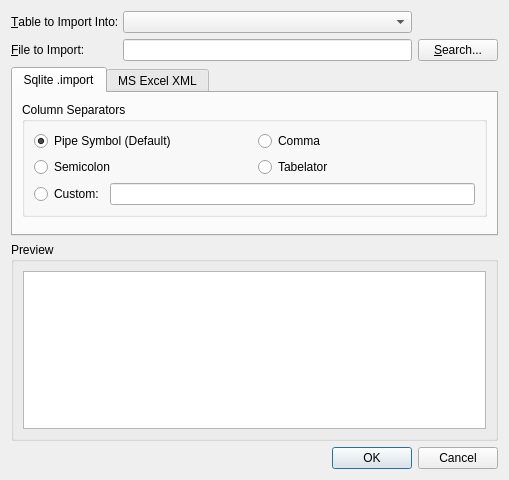
This is Sqliteman/sqliteman/importtabledialog.ui in iamkjg/sqliteman as Qt 5 draws it before an edit. The edited form follows.
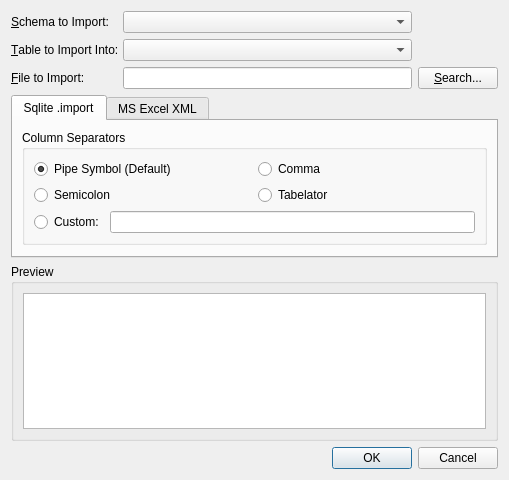
This is the edited form.

Commit message: #40: import action

```diff
--- a/Sqliteman/sqliteman/importtabledialog.ui
+++ b/Sqliteman/sqliteman/importtabledialog.ui
@@ -13,7 +13,7 @@
    <string>Data Import</string>
   </property>
   <layout class="QGridLayout" >
-   <item row="0" column="0" >
+   <item row="1" column="0" >
     <widget class="QLabel" name="label" >
      <property name="text" >
       <string>&amp;Table to Import Into:</string>
@@ -23,10 +23,10 @@
      </property>
     </widget>
    </item>
-   <item row="0" column="1" >
+   <item row="1" column="1" >
     <widget class="QComboBox" name="tableComboBox" />
    </item>
-   <item row="1" column="0" >
+   <item row="2" column="0" >
     <widget class="QLabel" name="label_2" >
      <property name="text" >
       <string>&amp;File to Import:</string>
@@ -36,17 +36,17 @@
      </property>
     </widget>
    </item>
-   <item row="1" column="1" >
+   <item row="2" column="1" >
     <widget class="QLineEdit" name="fileEdit" />
    </item>
-   <item row="1" column="2" >
+   <item row="2" column="2" >
     <widget class="QPushButton" name="fileButton" >
      <property name="text" >
       <string>&amp;Search...</string>
      </property>
     </widget>
    </item>
-   <item row="2" column="0" colspan="3" >
+   <item row="3" column="0" colspan="3" >
     <widget class="QTabWidget" name="tabWidget" >
      <property name="currentIndex" >
       <number>0</number>
@@ -144,7 +144,7 @@
      </widget>
     </widget>
    </item>
-   <item row="3" column="0" colspan="3" >
+   <item row="4" column="0" colspan="3" >
     <widget class="QGroupBox" name="groupBox_2" >
      <property name="title" >
       <string>Preview</string>
@@ -160,7 +160,7 @@
      </layout>
     </widget>
    </item>
-   <item row="4" column="0" colspan="3" >
+   <item row="5" column="0" colspan="3" >
     <widget class="QDialogButtonBox" name="buttonBox" >
      <property name="orientation" >
       <enum>Qt::Horizontal</enum>
@@ -170,6 +170,19 @@
      </property>
     </widget>
    </item>
+   <item row="0" column="0" >
+    <widget class="QLabel" name="label_4" >
+     <property name="text" >
+      <string>&amp;Schema to Import:</string>
+     </property>
+     <property name="buddy" >
+      <cstring>schemaComboBox</cstring>
+     </property>
+    </widget>
+   </item>
+   <item row="0" column="1" >
+    <widget class="QComboBox" name="schemaComboBox" />
+   </item>
   </layout>
  </widget>
  <resources/>
```
The commit also changes 3 other files.
